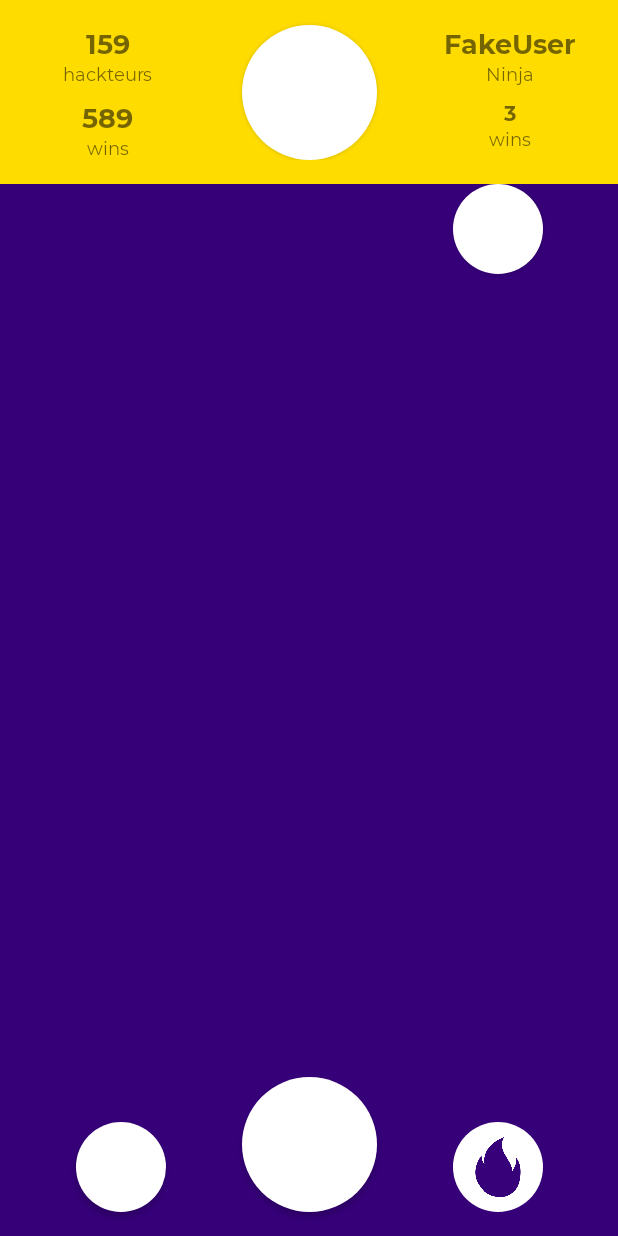
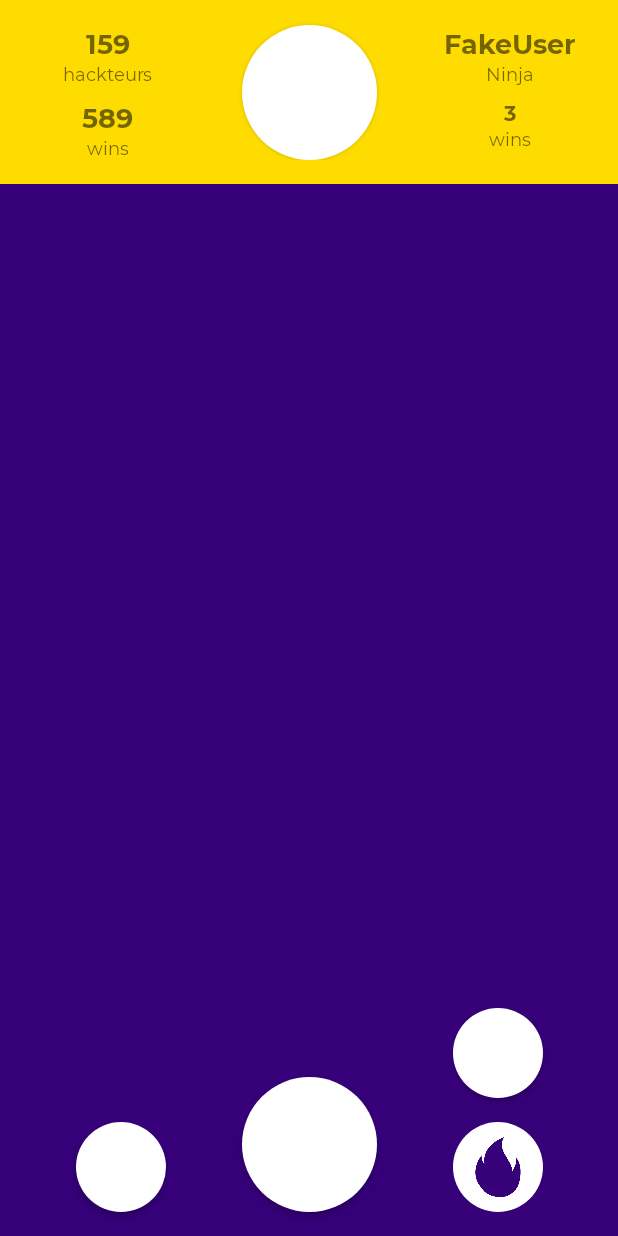
Before and after one commit to Adphi/WinStateHack, an Android app: the MainActivity screen opened directly, with no data from a screen before it, on a phone screen of 412 x 824 dp. Run offline under Robolectric (Android 15) with nearby library versions, the phone set to English and light mode, and no system bars; our stand-ins replace Firebase (no records; nobody signed in at launch, a user with empty details on screens opened directly).

Commit message:
fix button shake

```diff
--- a/app/src/main/res/layout/activity_main.xml
+++ b/app/src/main/res/layout/activity_main.xml
@@ -176,7 +176,7 @@
             android:layout_height="60dp"
             android:layout_marginBottom="16dp"
             android:background="@drawable/circle_button"
-            app:layout_constraintBottom_toTopOf="@+id/buttonFire"
+            app:layout_constraintBottom_toTopOf="@+id/imageButtonFire"
             app:layout_constraintEnd_toEndOf="parent"
             app:layout_constraintStart_toEndOf="@+id/buttonMessage" />
 
```
